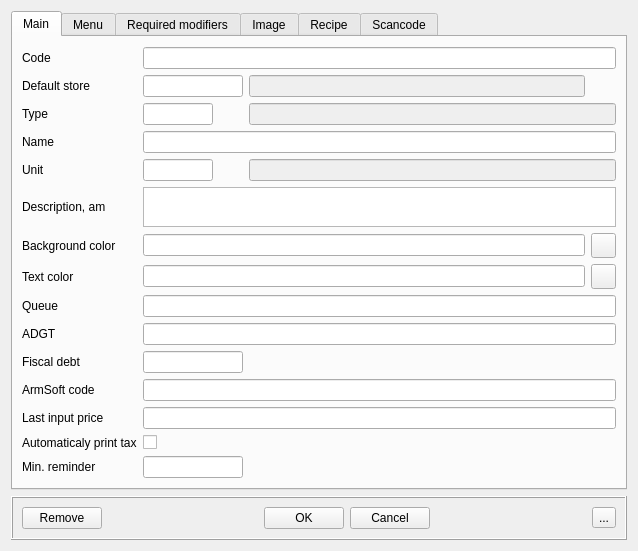
First picture: the form in RowEditor/rerestdish.ui, repository End1-1/Resort-2, before the edit.
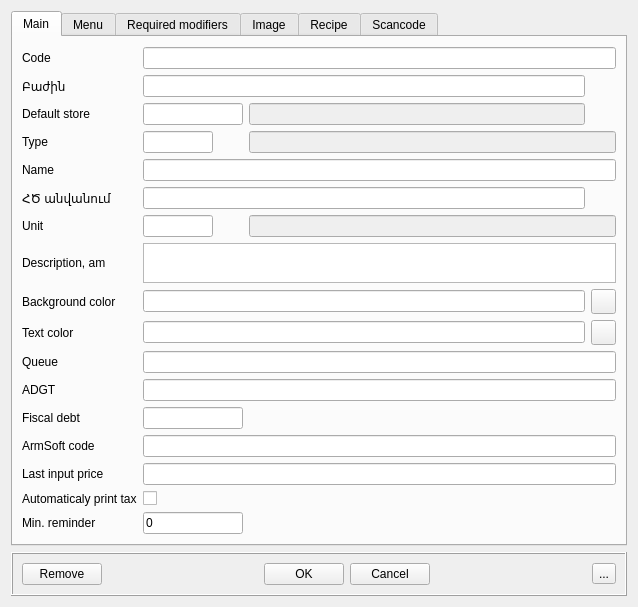
Second picture: the form after the edit. Icons and pictures are not drawn. Custom widgets are drawn as their Qt base class.

What changed in the file:
```diff
--- a/RowEditor/rerestdish.ui
+++ b/RowEditor/rerestdish.ui
@@ -7,7 +7,7 @@
     <x>0</x>
     <y>0</y>
     <width>638</width>
-    <height>523</height>
+    <height>549</height>
    </rect>
   </property>
   <property name="windowTitle">
@@ -26,55 +26,17 @@
       <layout class="QVBoxLayout" name="verticalLayout_2">
        <item>
         <layout class="QGridLayout" name="gridLayout">
-         <item row="0" column="1" colspan="3">
-          <widget class="EQLineEdit" name="leCode">
-           <property name="focusPolicy">
-            <enum>Qt::NoFocus</enum>
-           </property>
-           <property name="readOnly">
-            <bool>true</bool>
-           </property>
-           <property name="PrimaryKey" stdset="0">
-            <bool>true</bool>
-           </property>
-           <property name="Field" stdset="0">
-            <string>f_id</string>
-           </property>
-          </widget>
-         </item>
-         <item row="3" column="1" colspan="3">
-          <widget class="EQLineEdit" name="leNameAm">
-           <property name="Field" stdset="0">
-            <string>f_en</string>
-           </property>
-          </widget>
-         </item>
-         <item row="5" column="0">
-          <widget class="QLabel" name="label_7">
+         <item row="10" column="0">
+          <widget class="QLabel" name="label_12">
            <property name="text">
-            <string>Description, am</string>
+            <string>Queue</string>
            </property>
           </widget>
          </item>
-         <item row="6" column="3">
-          <widget class="QPushButton" name="btnBgColor">
-           <property name="minimumSize">
-            <size>
-             <width>25</width>
-             <height>25</height>
-            </size>
-           </property>
-           <property name="maximumSize">
-            <size>
-             <width>25</width>
-             <height>25</height>
-            </size>
-           </property>
-           <property name="focusPolicy">
-            <enum>Qt::NoFocus</enum>
-           </property>
+         <item row="4" column="0">
+          <widget class="QLabel" name="label_4">
            <property name="text">
-            <string/>
+            <string>Name</string>
            </property>
            <property name="icon">
             <iconset resource="../Resort/res.qrc">
@@ -82,140 +44,157 @@
            </property>
           </widget>
          </item>
-         <item row="8" column="1" colspan="3">
-          <widget class="EQLineEdit" name="leQueue">
-           <property name="Field" stdset="0">
-            <string>f_queue</string>
-           </property>
-          </widget>
-         </item>
-         <item row="6" column="1" colspan="2">
-          <widget class="EColorLineEdit" name="leBgColor">
-           <property name="readOnly">
-            <bool>true</bool>
-           </property>
-           <property name="Field" stdset="0">
-            <string>f_bgColor</string>
-           </property>
-          </widget>
-         </item>
-         <item row="1" column="1">
-          <widget class="EQLineEdit" name="leDefStore">
-           <property name="maximumSize">
-            <size>
-             <width>100</width>
-             <height>16777215</height>
-            </size>
-           </property>
-          </widget>
-         </item>
-         <item row="1" column="0">
-          <widget class="QLabel" name="label_18">
-           <property name="text">
-            <string>Default store</string>
-           </property>
-          </widget>
-         </item>
-         <item row="4" column="2" colspan="2">
-          <widget class="EQLineEdit" name="leUnitName">
-           <property name="enabled">
-            <bool>false</bool>
-           </property>
-           <property name="focusPolicy">
-            <enum>Qt::NoFocus</enum>
-           </property>
-          </widget>
-         </item>
-         <item row="9" column="1" colspan="3">
+         <item row="11" column="1" colspan="3">
           <widget class="EQLineEdit" name="leADGT">
            <property name="Field" stdset="0">
             <string>f_adgt</string>
            </property>
           </widget>
          </item>
-         <item row="1" column="2">
-          <widget class="EQLineEdit" name="leDefStoreName">
-           <property name="enabled">
-            <bool>false</bool>
-           </property>
-           <property name="focusPolicy">
-            <enum>Qt::NoFocus</enum>
-           </property>
-          </widget>
-         </item>
-         <item row="12" column="0">
-          <widget class="QLabel" name="label_15">
-           <property name="text">
-            <string>Last input price</string>
-           </property>
-          </widget>
-         </item>
-         <item row="2" column="2" colspan="2">
-          <widget class="EQLineEdit" name="leTypeName">
-           <property name="enabled">
-            <bool>false</bool>
-           </property>
-           <property name="focusPolicy">
-            <enum>Qt::NoFocus</enum>
-           </property>
-           <property name="readOnly">
-            <bool>true</bool>
-           </property>
-          </widget>
-         </item>
-         <item row="4" column="0">
-          <widget class="QLabel" name="label_17">
-           <property name="text">
-            <string>Unit</string>
-           </property>
-          </widget>
+         <item row="15" column="1" colspan="3">
+          <widget class="EQLineEdit" name="leLastPrice"/>
          </item>
          <item row="11" column="0">
-          <widget class="QLabel" name="label_14">
+          <widget class="QLabel" name="label_13">
            <property name="text">
-            <string>ArmSoft code</string>
+            <string>ADGT</string>
+           </property>
+          </widget>
+         </item>
+         <item row="7" column="1" colspan="3">
+          <widget class="EQTextEdit" name="teAm">
+           <property name="maximumSize">
+            <size>
+             <width>16777215</width>
+             <height>40</height>
+            </size>
+           </property>
+           <property name="Field" stdset="0">
+            <string>f_text_en</string>
+           </property>
+          </widget>
+         </item>
+         <item row="16" column="1">
+          <widget class="QCheckBox" name="chAutoPrintTax">
+           <property name="text">
+            <string/>
+           </property>
+          </widget>
+         </item>
+         <item row="16" column="0">
+          <widget class="QLabel" name="label_16">
+           <property name="text">
+            <string>Automaticaly print tax</string>
+           </property>
+          </widget>
+         </item>
+         <item row="0" column="0">
+          <widget class="QLabel" name="label">
+           <property name="text">
+            <string>Code</string>
            </property>
           </widget>
          </item>
          <item row="2" column="0">
+          <widget class="QLabel" name="label_18">
+           <property name="text">
+            <string>Default store</string>
+           </property>
+          </widget>
+         </item>
+         <item row="5" column="1" colspan="2">
+          <widget class="EQLineEdit" name="leArmSoftName">
+           <property name="Field" stdset="0">
+            <string>f_armsoftname</string>
+           </property>
+          </widget>
+         </item>
+         <item row="3" column="0">
           <widget class="QLabel" name="label_3">
            <property name="text">
             <string>Type</string>
            </property>
           </widget>
          </item>
-         <item row="7" column="1" colspan="2">
-          <widget class="EColorLineEdit" name="leTextColor">
-           <property name="readOnly">
-            <bool>true</bool>
-           </property>
-           <property name="Field" stdset="0">
-            <string>f_textColor</string>
-           </property>
-          </widget>
-         </item>
-         <item row="14" column="0">
+         <item row="17" column="0">
           <widget class="QLabel" name="label_19">
            <property name="text">
             <string>Min. reminder</string>
            </property>
           </widget>
          </item>
-         <item row="9" column="0">
-          <widget class="QLabel" name="label_13">
+         <item row="13" column="1" colspan="3">
+          <widget class="EQLineEdit" name="leArmSoft">
+           <property name="Field" stdset="0">
+            <string>f_as</string>
+           </property>
+          </widget>
+         </item>
+         <item row="7" column="0">
+          <widget class="QLabel" name="label_7">
            <property name="text">
-            <string>ADGT</string>
+            <string>Description, am</string>
            </property>
           </widget>
          </item>
-         <item row="13" column="1">
-          <widget class="QCheckBox" name="chAutoPrintTax">
+         <item row="13" column="0">
+          <widget class="QLabel" name="label_14">
            <property name="text">
-            <string/>
+            <string>ArmSoft code</string>
            </property>
           </widget>
          </item>
          <item row="2" column="1">
+          <widget class="EQLineEdit" name="leDefStore">
+           <property name="maximumSize">
+            <size>
+             <width>100</width>
+             <height>16777215</height>
+            </size>
+           </property>
+          </widget>
+         </item>
+         <item row="9" column="1" colspan="2">
+          <widget class="EColorLineEdit" name="leTextColor">
+           <property name="readOnly">
+            <bool>true</bool>
+           </property>
+           <property name="Field" stdset="0">
+            <string>f_textColor</string>
+           </property>
+          </widget>
+         </item>
+         <item row="5" column="0">
+          <widget class="QLabel" name="label_21">
+           <property name="text">
+            <string>ՀԾ անվանում</string>
+           </property>
+          </widget>
+         </item>
+         <item row="6" column="2" colspan="2">
+          <widget class="EQLineEdit" name="leUnitName">
+           <property name="enabled">
+            <bool>false</bool>
+           </property>
+           <property name="focusPolicy">
+            <enum>Qt::NoFocus</enum>
+           </property>
+          </widget>
+         </item>
+         <item row="12" column="1">
+          <widget class="EQLineEdit" name="leFiscalDebt">
+           <property name="maximumSize">
+            <size>
+             <width>100</width>
+             <height>16777215</height>
+            </size>
+           </property>
+           <property name="Field" stdset="0">
+            <string>f_taxdebt</string>
+           </property>
+          </widget>
+         </item>
+         <item row="3" column="1">
           <widget class="EQLineEdit" name="leTypeCode">
            <property name="maximumSize">
             <size>
@@ -231,7 +210,40 @@
            </property>
           </widget>
          </item>
-         <item row="7" column="3">
+         <item row="8" column="3">
+          <widget class="QPushButton" name="btnBgColor">
+           <property name="minimumSize">
+            <size>
+             <width>25</width>
+             <height>25</height>
+            </size>
+           </property>
+           <property name="maximumSize">
+            <size>
+             <width>25</width>
+             <height>25</height>
+            </size>
+           </property>
+           <property name="focusPolicy">
+            <enum>Qt::NoFocus</enum>
+           </property>
+           <property name="text">
+            <string/>
+           </property>
+           <property name="icon">
+            <iconset resource="../Resort/res.qrc">
+             <normaloff>:/images/selection.png</normaloff>:/images/selection.png</iconset>
+           </property>
+          </widget>
+         </item>
+         <item row="15" column="0">
+          <widget class="QLabel" name="label_15">
+           <property name="text">
+            <string>Last input price</string>
+           </property>
+          </widget>
+         </item>
+         <item row="9" column="3">
           <widget class="QPushButton" name="btnTextColor">
            <property name="minimumSize">
             <size>
@@ -257,81 +269,21 @@
            </property>
           </widget>
          </item>
-         <item row="0" column="0">
-          <widget class="QLabel" name="label">
-           <property name="text">
-            <string>Code</string>
-           </property>
-          </widget>
-         </item>
-         <item row="12" column="1" colspan="3">
-          <widget class="EQLineEdit" name="leLastPrice"/>
-         </item>
-         <item row="13" column="0">
-          <widget class="QLabel" name="label_16">
-           <property name="text">
-            <string>Automaticaly print tax</string>
-           </property>
-          </widget>
-         </item>
-         <item row="11" column="1" colspan="3">
-          <widget class="EQLineEdit" name="leArmSoft">
+         <item row="4" column="1" colspan="3">
+          <widget class="EQLineEdit" name="leNameAm">
            <property name="Field" stdset="0">
-            <string>f_as</string>
-           </property>
-          </widget>
-         </item>
-         <item row="3" column="0">
-          <widget class="QLabel" name="label_4">
-           <property name="text">
-            <string>Name</string>
-           </property>
-          </widget>
-         </item>
-         <item row="5" column="1" colspan="3">
-          <widget class="EQTextEdit" name="teAm">
-           <property name="maximumSize">
-            <size>
-             <width>16777215</width>
-             <height>40</height>
-            </size>
-           </property>
-           <property name="Field" stdset="0">
-            <string>f_text_en</string>
-           </property>
-          </widget>
-         </item>
-         <item row="4" column="1">
-          <widget class="EQLineEdit" name="leUnitCode">
-           <property name="maximumSize">
-            <size>
-             <width>70</width>
-             <height>16777215</height>
-            </size>
-           </property>
-          </widget>
-         </item>
-         <item row="14" column="1">
-          <widget class="EQLineEdit" name="leMinReminder">
-           <property name="maximumSize">
-            <size>
-             <width>100</width>
-             <height>16777215</height>
-            </size>
-           </property>
-           <property name="Field" stdset="0">
-            <string>f_minreminder</string>
+            <string>f_en</string>
            </property>
           </widget>
          </item>
          <item row="8" column="0">
-          <widget class="QLabel" name="label_12">
+          <widget class="QLabel" name="label_10">
            <property name="text">
-            <string>Queue</string>
+            <string>Background color</string>
            </property>
           </widget>
          </item>
-         <item row="7" column="0">
+         <item row="9" column="0">
           <widget class="QLabel" name="label_11">
            <property name="text">
             <string>Text color</string>
@@ -339,29 +291,121 @@
           </widget>
          </item>
          <item row="6" column="0">
-          <widget class="QLabel" name="label_10">
+          <widget class="QLabel" name="label_17">
            <property name="text">
-            <string>Background color</string>
+            <string>Unit</string>
            </property>
           </widget>
          </item>
-         <item row="10" column="0">
+         <item row="12" column="0">
           <widget class="QLabel" name="label_20">
            <property name="text">
             <string>Fiscal debt</string>
            </property>
           </widget>
          </item>
-         <item row="10" column="1">
-          <widget class="EQLineEdit" name="leFiscalDebt">
+         <item row="2" column="2">
+          <widget class="EQLineEdit" name="leDefStoreName">
+           <property name="enabled">
+            <bool>false</bool>
+           </property>
+           <property name="focusPolicy">
+            <enum>Qt::NoFocus</enum>
+           </property>
+          </widget>
+         </item>
+         <item row="0" column="1" colspan="3">
+          <widget class="EQLineEdit" name="leCode">
+           <property name="focusPolicy">
+            <enum>Qt::NoFocus</enum>
+           </property>
+           <property name="readOnly">
+            <bool>true</bool>
+           </property>
+           <property name="PrimaryKey" stdset="0">
+            <bool>true</bool>
+           </property>
+           <property name="Field" stdset="0">
+            <string>f_id</string>
+           </property>
+          </widget>
+         </item>
+         <item row="17" column="1">
+          <widget class="EQLineEdit" name="leMinReminder">
            <property name="maximumSize">
             <size>
              <width>100</width>
              <height>16777215</height>
             </size>
            </property>
+           <property name="text">
+            <string>0</string>
+           </property>
            <property name="Field" stdset="0">
-            <string>f_taxdebt</string>
+            <string>f_minreminder</string>
+           </property>
+          </widget>
+         </item>
+         <item row="10" column="1" colspan="3">
+          <widget class="EQLineEdit" name="leQueue">
+           <property name="Field" stdset="0">
+            <string>f_queue</string>
+           </property>
+          </widget>
+         </item>
+         <item row="3" column="2" colspan="2">
+          <widget class="EQLineEdit" name="leTypeName">
+           <property name="enabled">
+            <bool>false</bool>
+           </property>
+           <property name="focusPolicy">
+            <enum>Qt::NoFocus</enum>
+           </property>
+           <property name="readOnly">
+            <bool>true</bool>
+           </property>
+          </widget>
+         </item>
+         <item row="6" column="1">
+          <widget class="EQLineEdit" name="leUnitCode">
+           <property name="maximumSize">
+            <size>
+             <width>70</width>
+             <height>16777215</height>
+            </size>
+           </property>
+          </widget>
+         </item>
+         <item row="8" column="1" colspan="2">
+          <widget class="EColorLineEdit" name="leBgColor">
+           <property name="readOnly">
+            <bool>true</bool>
+           </property>
+           <property name="Field" stdset="0">
+            <string>f_bgColor</string>
+           </property>
+          </widget>
+         </item>
+         <item row="1" column="0">
+          <widget class="QLabel" name="label_2">
+           <property name="text">
+            <string>Բաժին</string>
+           </property>
+          </widget>
+         </item>
+         <item row="1" column="1" colspan="2">
+          <widget class="EQLineEdit" name="leDishPart">
+           <property name="focusPolicy">
+            <enum>Qt::NoFocus</enum>
+           </property>
+           <property name="readOnly">
+            <bool>true</bool>
+           </property>
+           <property name="PrimaryKey" stdset="0">
+            <bool>true</bool>
+           </property>
+           <property name="Field" stdset="0">
+            <string>f_id</string>
            </property>
           </widget>
          </item>
```
Left out of the diff: 4 changed lines with no effect on the pictures.
